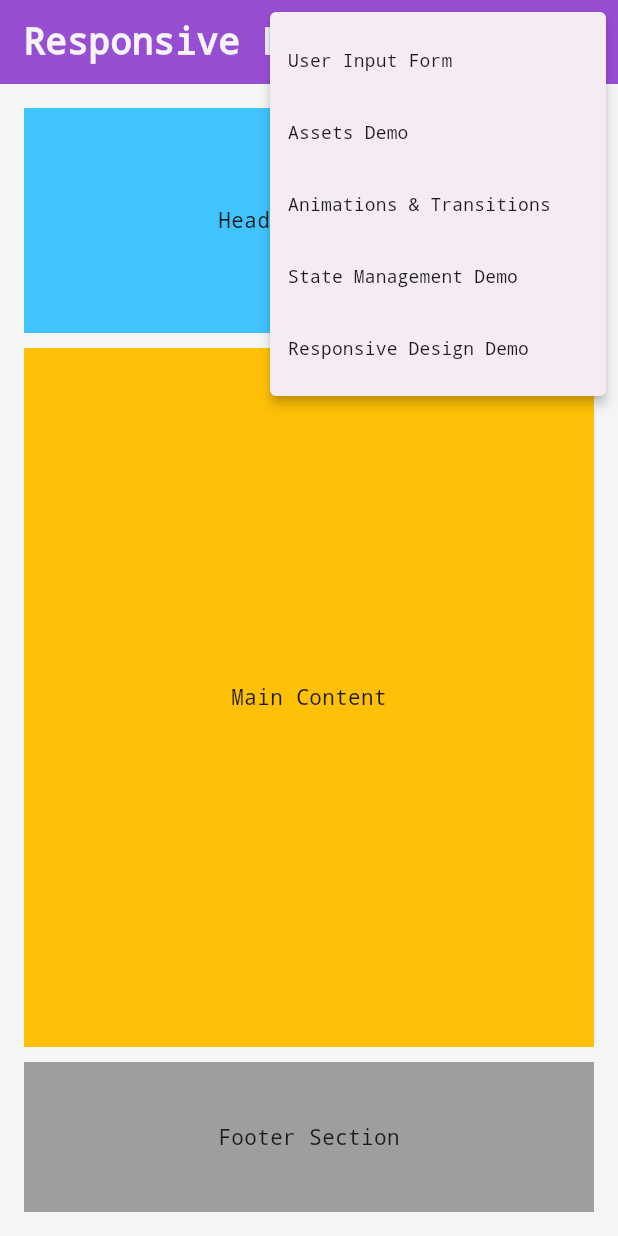
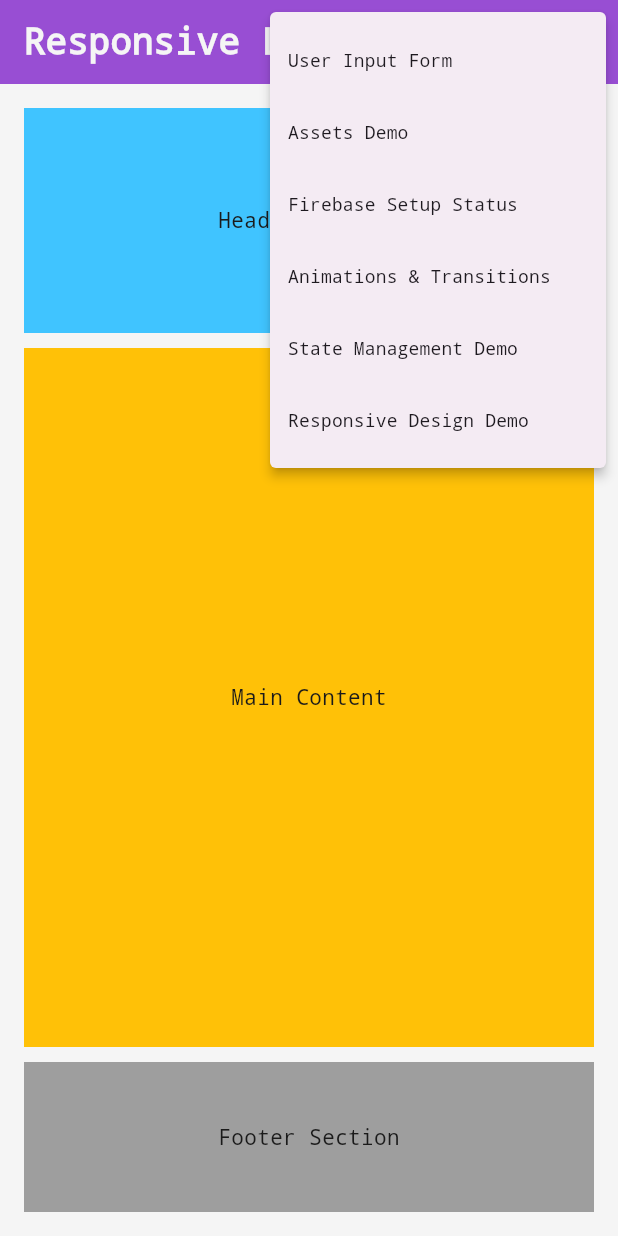
Before and after one commit to kalviumcommunity/S81_DIVINE_FLUTTERAPP_TaskPilot, a Flutter app: the screen it shows after launch, after a tap on the "more vert" icon, on a phone screen of 412 x 824 dp. Run offline on Flutter 3.47's test engine with Material 3 defaults, Android fonts, the phone set to English and light mode, and no system bars; our stand-ins replace firebase_core; accounts and stored records are empty.

Commit message:
feat: connected Flutter app with Firebase project

```diff
--- a/flutter_app/lib/main.dart
+++ b/flutter_app/lib/main.dart
@@ -12,8 +12,13 @@ import 'screens/state_management_demo.dart';
 import 'screens/responsive_design_demo.dart';
 import 'screens/assets_demo_screen.dart';
 import 'screens/animations_transitions_demo.dart';
+import 'screens/firebase_setup_screen.dart';
+import 'utils/firebase_initializer.dart';
 
-void main() {
+Future<void> main() async {
+  WidgetsFlutterBinding.ensureInitialized();
+  // Defensive init: app still runs even if config files are missing.
+  await initializeFirebaseSafely();
   runApp(const TaskPilotApp());
 }
 
@@ -40,6 +45,7 @@ class TaskPilotApp extends StatelessWidget {
         '/responsive-design-demo': (context) => const ResponsiveDesignDemo(),
         '/assets-demo': (context) => const AssetsDemoScreen(),
         '/animations-transitions-demo': (context) => const AnimationsTransitionsDemo(),
+        '/firebase-setup': (context) => const FirebaseSetupScreen(),
 
         // Internal routes used by MultiScreenNavigationDemoScreen
         '/navigation/basic': (context) => const BasicExampleScreen(),
--- a/flutter_app/lib/screens/responsive_layout.dart
+++ b/flutter_app/lib/screens/responsive_layout.dart
@@ -23,6 +23,10 @@ class ResponsiveLayout extends StatelessWidget {
               PopupMenuItem(
                 value: '/assets-demo',
                 child: Text('Assets Demo'),
+              ),
+              PopupMenuItem(
+                value: '/firebase-setup',
+                child: Text('Firebase Setup Status'),
               ),
               PopupMenuItem(
                 value: '/animations-transitions-demo',
--- /dev/null
+++ b/flutter_app/lib/utils/firebase_initializer.dart
@@ -0,0 +1,21 @@
+import 'package:firebase_core/firebase_core.dart';
+import 'package:flutter/foundation.dart';
+
+/// Initializes Firebase if possible.
+///
+/// Returns the initialized [FirebaseApp] when successful, otherwise returns null.
+///
+/// This is intentionally defensive so the app can still run even when
+/// `google-services.json` / `GoogleService-Info.plist` are not added yet.
+Future<FirebaseApp?> initializeFirebaseSafely() async {
+  try {
+    if (Firebase.apps.isNotEmpty) {
+      return Firebase.apps.first;
+    }
+    return await Firebase.initializeApp();
+  } catch (error, stackTrace) {
+    debugPrint('Firebase initialization failed: $error');
+    debugPrintStack(stackTrace: stackTrace);
+    return null;
+  }
+}
```
Also changed, not shown: flutter_app/lib/screens/firebase_setup_screen.dart (added, +95 -0 lines), 3 other files.
